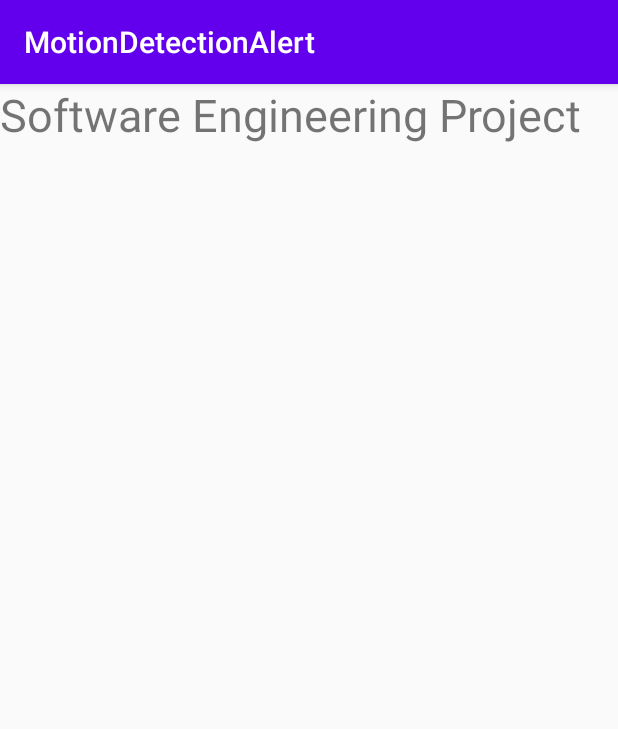
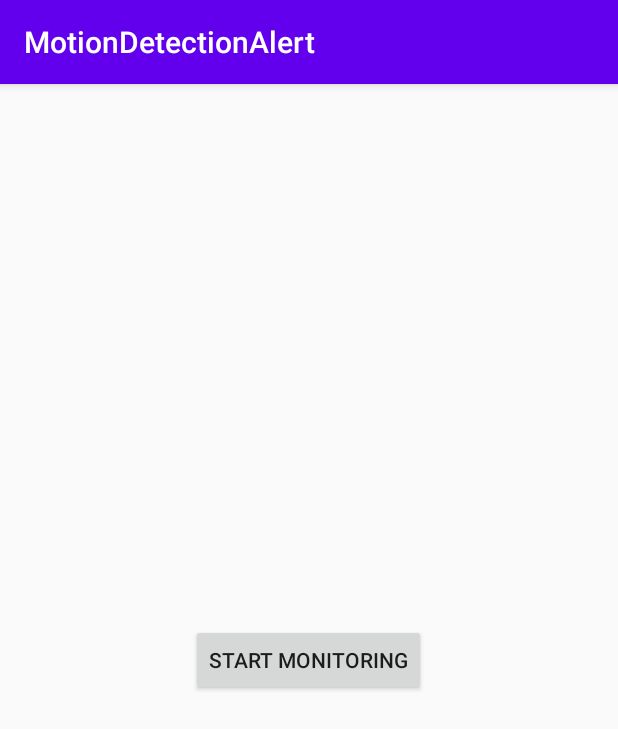
Before and after one commit to bacchusdd/SoftwareEngineering, an Android app: the screen it shows after launch (MainActivity before the commit, StartMonitoringActivity after it), on a phone screen of 412 x 824 dp. Shown: the top 729 px of the screen. Run offline under Robolectric (Android 15) with nearby library versions, the phone set to English and light mode, and no system bars.

Commit message:
add funcitons

```diff
--- a/AndroidClient/app/build.gradle
+++ b/AndroidClient/app/build.gradle
@@ -31,4 +31,7 @@ dependencies {
     testImplementation 'junit:junit:4.12'
     androidTestImplementation 'androidx.test.ext:junit:1.1.1'
     androidTestImplementation 'androidx.test.espresso:espresso-core:3.2.0'
+
+    implementation 'com.squareup.retrofit2:retrofit:2.9.0'
+    implementation 'com.squareup.retrofit2:converter-gson:2.9.0'
 }
--- /dev/null
+++ b/AndroidClient/app/src/main/java/com/example/motiondetectionalert/DetectionAPI.java
@@ -0,0 +1,9 @@
+package com.example.motiondetectionalert;
+
+import retrofit2.Call;
+import retrofit2.http.GET;
+
+public interface DetectionAPI {
+    @GET("/movie.json")
+    Call<String> getMovieList();
+}
--- /dev/null
+++ b/AndroidClient/app/src/main/java/com/example/motiondetectionalert/StartMonitoringActivity.java
@@ -0,0 +1,57 @@
+package com.example.motiondetectionalert;
+
+import android.content.Intent;
+import android.os.Bundle;
+import android.view.Gravity;
+import android.view.View;
+import android.widget.Button;
+import android.widget.LinearLayout;
+import android.widget.TextView;
+import android.widget.Toast;
+
+import androidx.appcompat.app.AppCompatActivity;
+
+import java.text.SimpleDateFormat;
+
+import retrofit2.Call;
+import retrofit2.Retrofit;
+import retrofit2.converter.gson.GsonConverterFactory;
+
+public class StartMonitoringActivity extends AppCompatActivity {
+    private Retrofit retrofit;
+    private DetectionAPI detectionAPI;
+//    private Call<String>
+
+    @Override
+    protected void onCreate(Bundle savedInstanceState) {
+        super.onCreate(savedInstanceState);
+        setContentView(R.layout.activity_startmonitoring);
+
+        retrofit = new Retrofit.Builder()
+                .baseUrl("http://192.168.0.166:3306/")
+                .addConverterFactory(GsonConverterFactory.create())
+                .build();
+
+//        RetrofitAPI retrofitAPI = retrofit.create(RetrofitAPI.class);
+
+        Button startMonitoring = (Button)findViewById(R.id.start_monitoring);
+        startMonitoring.setOnClickListener(new View.OnClickListener(){
+            @Override
+            public void onClick(View v){
+                startMonitoring();
+                Intent clientMonitoringIntent = new Intent(getApplicationContext(), ClientMonitoringActivity.class);
+//                postRequest("your message here", url);
+                startActivity(clientMonitoringIntent); //Move Scene
+            }
+        });
+
+
+    }
+
+    //Ask server to start monitoring
+    private void startMonitoring(){
+        //Request server to start monitoring
+
+    }
+
+}
--- a/AndroidClient/app/src/main/res/layout/activity_main.xml
+++ b/AndroidClient/app/src/main/res/layout/activity_main.xml
@@ -1,5 +1,6 @@
 <?xml version="1.0" encoding="utf-8"?>
-<androidx.constraintlayout.widget.ConstraintLayout xmlns:android="http://schemas.android.com/apk/res/android"
+<androidx.constraintlayout.widget.ConstraintLayout
+    xmlns:android="http://schemas.android.com/apk/res/android"
     xmlns:app="http://schemas.android.com/apk/res-auto"
     xmlns:tools="http://schemas.android.com/tools"
     android:layout_width="match_parent"
--- /dev/null
+++ b/AndroidClient/app/src/main/res/layout/activity_startmonitoring.xml
@@ -0,0 +1,20 @@
+<?xml version="1.0" encoding="utf-8"?>
+<LinearLayout xmlns:android="http://schemas.android.com/apk/res/android"
+    xmlns:tools="http://schemas.android.com/tools"
+    android:layout_width="match_parent"
+    android:layout_height="match_parent"
+    android:orientation="vertical"
+    android:padding="16dp"
+    tools:context=".StartMonitoringActivity">
+    <LinearLayout
+        android:layout_width="match_parent"
+        android:layout_height="match_parent"
+        android:orientation="horizontal"
+        android:gravity="center">
+        <Button
+            android:id="@+id/start_monitoring"
+            android:layout_width="wrap_content"
+            android:layout_height="wrap_content"
+            android:text="Start Monitoring" />
+    </LinearLayout>
+</LinearLayout>
--- a/AndroidClient/app/src/main/res/values/strings.xml
+++ b/AndroidClient/app/src/main/res/values/strings.xml
@@ -1,3 +1,6 @@
 <resources>
     <string name="app_name">MotionDetectionAlert</string>
+    <string name="client_url_1">http://10.0.2.2:5554/</string>
+    <string name="client_url_2">http://10.0.2.2:5556/</string>
+    <string name="flask_url">http://192.168.0.166:3306/</string>
 </resources>
```
Also changed, not shown: AndroidClient/app/src/main/AndroidManifest.xml (+12 -1 lines), AndroidClient/app/src/main/java/com/example/motiondetectionalert/ClientMonitoringActivity.java (added, +15 -0 lines), AndroidClient/app/src/main/res/layout/activity_monitoring.xml (added, +19 -0 lines), 10 other files.
